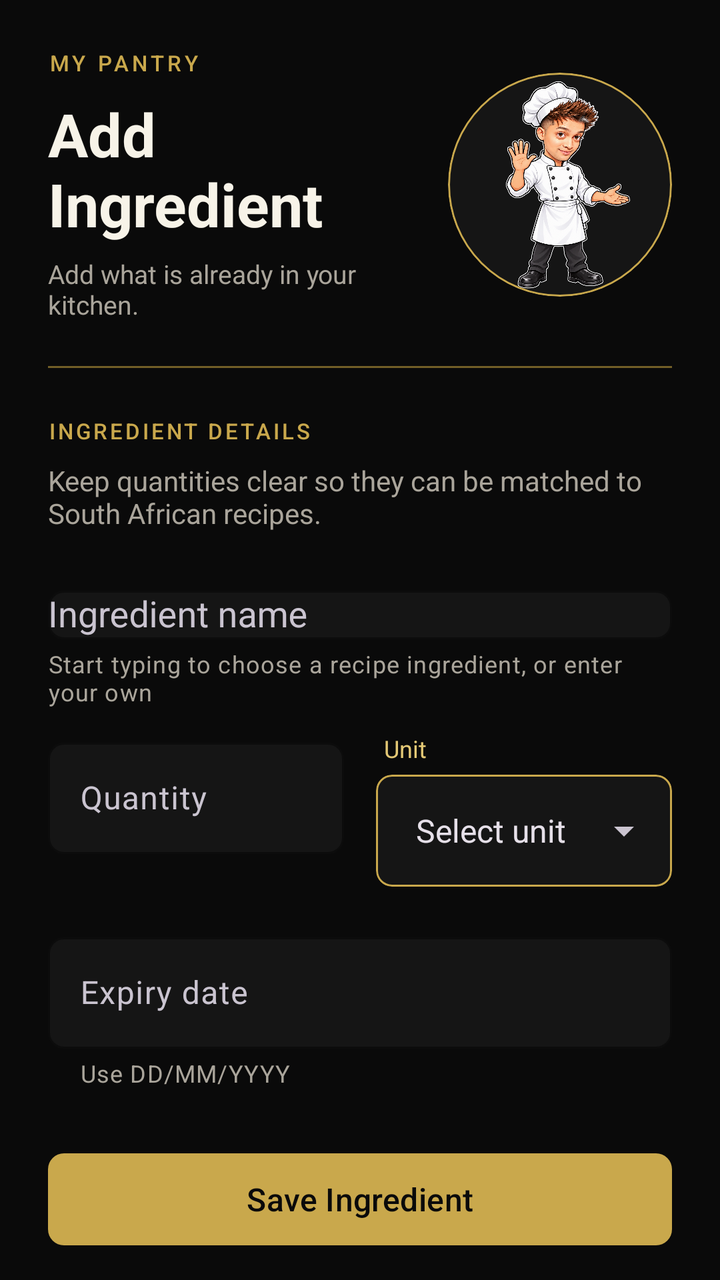
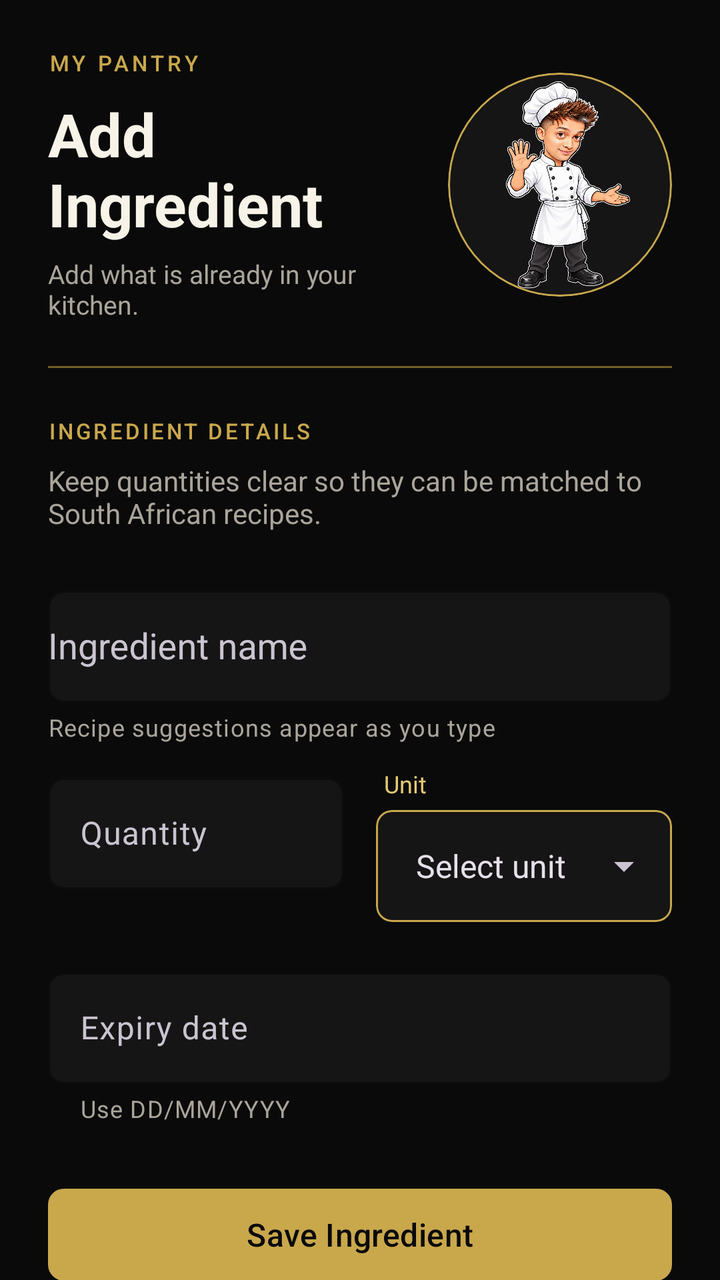

Screens rendered from an Android XML layout before and after an edit, with the pre-edit source and the edit as a unified diff.
<!-- AndroidManifest.xml: application theme Theme.SmartPantryManager -->
<!-- res/layout/activity_add_ingredient.xml -->
<?xml version="1.0" encoding="utf-8"?>
<androidx.core.widget.NestedScrollView xmlns:android="http://schemas.android.com/apk/res/android"
    xmlns:app="http://schemas.android.com/apk/res-auto"
    xmlns:tools="http://schemas.android.com/tools"
    android:id="@+id/add_ingredient_root"
    android:layout_width="match_parent"
    android:layout_height="match_parent"
    android:fillViewport="true"
    tools:context=".AddIngredientActivity">

    <LinearLayout
        android:layout_width="match_parent"
        android:layout_height="wrap_content"
        android:orientation="vertical"
        android:paddingStart="24dp"
        android:paddingTop="24dp"
        android:paddingEnd="24dp"
        android:paddingBottom="32dp">

        <LinearLayout
            android:layout_width="match_parent"
            android:layout_height="wrap_content"
            android:gravity="center_vertical"
            android:orientation="horizontal">

            <LinearLayout
                android:layout_width="0dp"
                android:layout_height="wrap_content"
                android:layout_weight="1"
                android:orientation="vertical">

                <TextView
                    android:layout_width="wrap_content"
                    android:layout_height="wrap_content"
                    android:fontFamily="sans-serif-medium"
                    android:letterSpacing="0.16"
                    android:text="@string/ingredient_wordmark"
                    android:textColor="@color/gold"
                    android:textSize="11sp" />

                <TextView
                    android:layout_width="wrap_content"
                    android:layout_height="wrap_content"
                    android:layout_marginTop="8dp"
                    android:accessibilityHeading="true"
                    tools:targetApi="p"
                    android:text="@string/add_ingredient_title"
                    android:textColor="@color/warm_white"
                    android:textSize="30sp"
                    android:textStyle="bold" />

                <TextView
                    android:layout_width="wrap_content"
                    android:layout_height="wrap_content"
                    android:layout_marginTop="6dp"
                    android:text="@string/add_ingredient_intro"
                    android:textColor="@color/muted_text"
                    android:textSize="13sp" />

            </LinearLayout>

            <com.google.android.material.card.MaterialCardView
                android:layout_width="112dp"
                android:layout_height="112dp"
                android:layout_marginStart="16dp"
                app:cardBackgroundColor="@color/surface_black"
                app:cardCornerRadius="56dp"
                app:cardElevation="0dp"
                app:strokeColor="@color/gold"
                app:strokeWidth="1dp">

                <ImageView
                    android:layout_width="match_parent"
                    android:layout_height="match_parent"
                    android:contentDescription="@string/ingredient_chef_description"
                    android:padding="4dp"
                    android:scaleType="centerInside"
                    android:src="@drawable/nadir_chef_add" />

            </com.google.android.material.card.MaterialCardView>

        </LinearLayout>

        <View
            android:layout_width="match_parent"
            android:layout_height="1dp"
            android:layout_marginTop="22dp"
            android:background="@color/gold_dark" />

        <TextView
            android:layout_width="wrap_content"
            android:layout_height="wrap_content"
            android:layout_marginTop="24dp"
            android:fontFamily="sans-serif-medium"
            android:letterSpacing="0.12"
            android:text="@string/ingredient_details_label"
            android:textColor="@color/gold"
            android:textSize="11sp" />

        <TextView
            android:layout_width="match_parent"
            android:layout_height="wrap_content"
            android:layout_marginTop="8dp"
            android:text="@string/ingredient_details_hint"
            android:textColor="@color/muted_text"
            android:textSize="14sp" />

        <com.google.android.material.textfield.TextInputLayout
            android:id="@+id/layout_ingredient_name"
            android:layout_width="match_parent"
            android:layout_height="wrap_content"
            android:layout_marginTop="24dp"
            android:hint="@string/ingredient_name_hint"
            app:boxBackgroundColor="@color/surface_black"
            app:boxBackgroundMode="outline"
            app:boxCornerRadiusBottomEnd="8dp"
            app:boxCornerRadiusBottomStart="8dp"
            app:boxCornerRadiusTopEnd="8dp"
            app:boxCornerRadiusTopStart="8dp"
            app:boxStrokeColor="@color/gold"
            app:boxStrokeWidth="1dp"
            app:boxStrokeWidthFocused="2dp"
            app:helperText="@string/ingredient_name_example"
            app:helperTextTextColor="@color/muted_text"
            app:hintTextColor="@color/gold_light">

            <com.google.android.material.textfield.MaterialAutoCompleteTextView
                android:id="@+id/input_ingredient_name"
                android:layout_width="match_parent"
                android:layout_height="wrap_content"
                android:completionThreshold="1"
                android:dropDownVerticalOffset="4dp"
                android:inputType="textCapWords"
                android:maxLines="1"
                android:popupBackground="@color/surface_black_light"
                android:textColor="@color/warm_white"
                android:textColorHint="@color/muted_text" />

        </com.google.android.material.textfield.TextInputLayout>

        <LinearLayout
            android:layout_width="match_parent"
            android:layout_height="wrap_content"
            android:layout_marginTop="12dp"
            android:baselineAligned="false"
            android:orientation="horizontal">

            <com.google.android.material.textfield.TextInputLayout
                android:id="@+id/layout_ingredient_quantity"
                android:layout_width="0dp"
                android:layout_height="wrap_content"
                android:layout_marginEnd="8dp"
                android:layout_weight="1"
                android:hint="@string/ingredient_quantity_hint"
                app:boxBackgroundColor="@color/surface_black"
                app:boxBackgroundMode="outline"
                app:boxCornerRadiusBottomEnd="8dp"
                app:boxCornerRadiusBottomStart="8dp"
                app:boxCornerRadiusTopEnd="8dp"
                app:boxCornerRadiusTopStart="8dp"
                app:boxStrokeColor="@color/gold"
                app:boxStrokeWidth="1dp"
                app:boxStrokeWidthFocused="2dp"
                app:hintTextColor="@color/gold_light">

                <com.google.android.material.textfield.TextInputEditText
                    android:id="@+id/input_ingredient_quantity"
                    android:layout_width="match_parent"
                    android:layout_height="wrap_content"
                    android:inputType="numberDecimal"
                    android:maxLines="1"
                    android:textColor="@color/warm_white" />

            </com.google.android.material.textfield.TextInputLayout>

            <LinearLayout
                android:layout_width="0dp"
                android:layout_height="wrap_content"
                android:layout_marginStart="8dp"
                android:layout_weight="1"
                android:orientation="vertical">

                <TextView
                    android:layout_width="wrap_content"
                    android:layout_height="wrap_content"
                    android:layout_marginStart="4dp"
                    android:layout_marginBottom="5dp"
                    android:text="@string/ingredient_unit_label"
                    android:textColor="@color/gold_light"
                    android:textSize="12sp" />

                <com.google.android.material.card.MaterialCardView
                    android:layout_width="match_parent"
                    android:layout_height="56dp"
                    app:cardBackgroundColor="@color/surface_black"
                    app:cardCornerRadius="8dp"
                    app:cardElevation="0dp"
                    app:strokeColor="@color/gold"
                    app:strokeWidth="1dp">

                    <Spinner
                        android:id="@+id/input_ingredient_unit"
                        android:layout_width="match_parent"
                        android:layout_height="match_parent"
                        android:entries="@array/pantry_units"
                        android:paddingStart="12dp"
                        android:paddingEnd="8dp"
                        android:popupBackground="@color/surface_black_light"
                        android:spinnerMode="dropdown" />

                </com.google.android.material.card.MaterialCardView>

                <TextView
                    android:id="@+id/text_unit_error"
                    android:layout_width="wrap_content"
                    android:layout_height="wrap_content"
                    android:layout_marginStart="4dp"
                    android:layout_marginTop="4dp"
                    android:text="@string/ingredient_unit_required"
                    android:textColor="@color/error_red"
                    android:textSize="12sp"
                    android:visibility="gone" />

            </LinearLayout>

        </LinearLayout>

        <com.google.android.material.textfield.TextInputLayout
            android:id="@+id/layout_ingredient_expiry"
            android:layout_width="match_parent"
            android:layout_height="wrap_content"
            android:layout_marginTop="20dp"
            android:hint="@string/ingredient_expiry_hint"
            app:boxBackgroundColor="@color/surface_black"
            app:boxBackgroundMode="outline"
            app:boxCornerRadiusBottomEnd="8dp"
            app:boxCornerRadiusBottomStart="8dp"
            app:boxCornerRadiusTopEnd="8dp"
            app:boxCornerRadiusTopStart="8dp"
            app:boxStrokeColor="@color/gold"
            app:boxStrokeWidth="1dp"
            app:boxStrokeWidthFocused="2dp"
            app:helperText="@string/ingredient_expiry_helper"
            app:helperTextTextColor="@color/muted_text"
            app:hintTextColor="@color/gold_light">

            <com.google.android.material.textfield.TextInputEditText
                android:id="@+id/input_ingredient_expiry"
                android:layout_width="match_parent"
                android:layout_height="wrap_content"
                android:inputType="date"
                android:maxLength="10"
                android:maxLines="1"
                android:textColor="@color/warm_white"
                android:textColorHint="@color/muted_text" />

        </com.google.android.material.textfield.TextInputLayout>

        <com.google.android.material.button.MaterialButton
            android:id="@+id/button_save_ingredient"
            android:layout_width="match_parent"
            android:layout_height="54dp"
            android:layout_marginTop="28dp"
            android:text="@string/save_ingredient"
            android:textAllCaps="false"
            android:textColor="@color/app_black"
            android:textSize="16sp"
            app:backgroundTint="@color/gold"
            app:cornerRadius="8dp" />

        <com.google.android.material.button.MaterialButton
            android:id="@+id/button_delete_ingredient"
            style="@style/Widget.MaterialComponents.Button.OutlinedButton"
            android:layout_width="match_parent"
            android:layout_height="54dp"
            android:layout_marginTop="12dp"
            android:text="@string/delete_ingredient"
            android:textAllCaps="false"
            android:textColor="@color/gold_light"
            android:textSize="16sp"
            android:visibility="gone"
            app:cornerRadius="8dp"
            app:strokeColor="@color/gold_dark"
            tools:visibility="visible" />

    </LinearLayout>

</androidx.core.widget.NestedScrollView>
<!-- resources referenced by this layout -->
<resources>
  <string-array name="pantry_units">
          <item>Select unit</item>
          <item>g</item>
          <item>kg</item>
          <item>ml</item>
          <item>L</item>
          <item>tsp</item>
          <item>tbsp</item>
          <item>cup</item>
          <item>item</item>
          <item>bunch</item>
          <item>tin</item>
          <item>packet</item>
      </string-array>
  <color name="app_black">#0A0A0A</color>
  <color name="error_red">#FFB4AB</color>
  <color name="gold">#C9A84C</color>
  <color name="gold_dark">#725E27</color>
  <color name="gold_light">#E3C875</color>
  <color name="muted_text">#AAA59B</color>
  <color name="surface_black">#151515</color>
  <color name="surface_black_light">#1D1D1D</color>
  <color name="warm_white">#F7F3E8</color>
  <!-- drawable nadir_chef_add: png bitmap (drawable-nodpi, 886904 bytes) -->
  <string name="add_ingredient_intro">Add what is already in your kitchen.</string>
  <string name="add_ingredient_title">Add Ingredient</string>
  <string name="delete_ingredient">Delete Ingredient</string>
  <string name="ingredient_chef_description">Illustration of Nadir presenting an ingredient</string>
  <string name="ingredient_details_hint">Keep quantities clear so they can be matched to South African recipes.</string>
  <string name="ingredient_details_label">INGREDIENT DETAILS</string>
  <string name="ingredient_expiry_helper">Use DD/MM/YYYY</string>
  <string name="ingredient_expiry_hint">Expiry date</string>
  <string name="ingredient_name_example">Start typing to choose a recipe ingredient, or enter your own</string>
  <string name="ingredient_name_hint">Ingredient name</string>
  <string name="ingredient_quantity_hint">Quantity</string>
  <string name="ingredient_unit_label">Unit</string>
  <string name="ingredient_unit_required">Select a unit</string>
  <string name="ingredient_wordmark">MY PANTRY</string>
  <string name="save_ingredient">Save Ingredient</string>
  <style name="Theme.SmartPantryManager" parent="Base.Theme.SmartPantryManager" />
  <style name="Base.Theme.SmartPantryManager" parent="Theme.Material3.Dark.NoActionBar">
          <item name="colorPrimary">@color/gold</item>
          <item name="colorOnPrimary">@color/app_black</item>
          <item name="colorSecondary">@color/gold_light</item>
          <item name="colorSurface">@color/app_black</item>
          <item name="colorOnSurface">@color/warm_white</item>
          <item name="android:statusBarColor">@color/app_black</item>
          <item name="android:navigationBarColor">@color/app_black</item>
          <item name="android:windowBackground">@color/app_black</item>
          <item name="android:windowLightStatusBar">false</item>
      </style>
</resources>

<!-- the commit's change to res/layout/activity_add_ingredient.xml (unified diff, before → after) -->
@@ -132,6 +132,7 @@
                 android:dropDownVerticalOffset="4dp"
                 android:inputType="textCapWords"
                 android:maxLines="1"
+                android:minHeight="56dp"
                 android:popupBackground="@color/surface_black_light"
                 android:textColor="@color/warm_white"
                 android:textColorHint="@color/muted_text" />
<!-- resource entries referenced after the edit -->
@@ -32,7 +32,7 @@
   <string name="ingredient_details_label">INGREDIENT DETAILS</string>
   <string name="ingredient_expiry_helper">Use DD/MM/YYYY</string>
   <string name="ingredient_expiry_hint">Expiry date</string>
-  <string name="ingredient_name_example">Start typing to choose a recipe ingredient, or enter your own</string>
+  <string name="ingredient_name_example">Recipe suggestions appear as you type</string>
   <string name="ingredient_name_hint">Ingredient name</string>
   <string name="ingredient_quantity_hint">Quantity</string>
   <string name="ingredient_unit_label">Unit</string>
